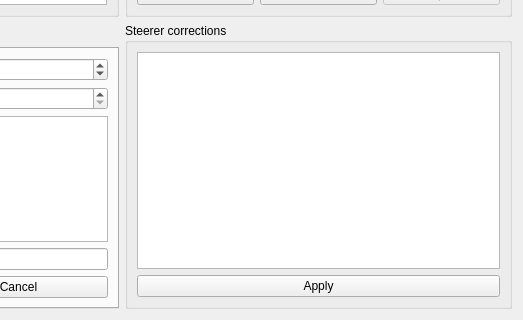
Before: the Qt Designer form madgui/correct/ovm_dialog.ui in hibtc/madgui, drawn with Qt 5; both pictures show x 279 to 802 and y 413 to 733 of the 802 by 733 pixel window.
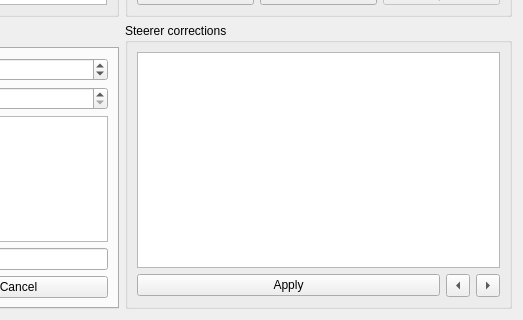
After: the same form once the commit is applied. Custom widgets are drawn as their Qt base class.

Commit message: Add forward/back buttons to orbit correction dialogs

Patch:
```diff
--- a/madgui/correct/ovm_dialog.ui
+++ b/madgui/correct/ovm_dialog.ui
@@ -100,11 +100,35 @@
        </widget>
       </item>
       <item row="1" column="0">
+       <layout class="QHBoxLayout" name="horizontalLayout_3">
+        <item>
        <widget class="QPushButton" name="btn_apply">
         <property name="text">
          <string>Apply</string>
         </property>
        </widget>
+        </item>
+        <item>
+         <widget class="QToolButton" name="btn_prev">
+          <property name="text">
+           <string>...</string>
+          </property>
+          <property name="arrowType">
+           <enum>Qt::LeftArrow</enum>
+          </property>
+         </widget>
+        </item>
+        <item>
+         <widget class="QToolButton" name="btn_next">
+          <property name="text">
+           <string>...</string>
+          </property>
+          <property name="arrowType">
+           <enum>Qt::RightArrow</enum>
+          </property>
+         </widget>
+        </item>
+       </layout>
       </item>
      </layout>
     </widget>
```
Lines whose indentation alone changed are shown as unchanged. The commit also changes 3 other files.
